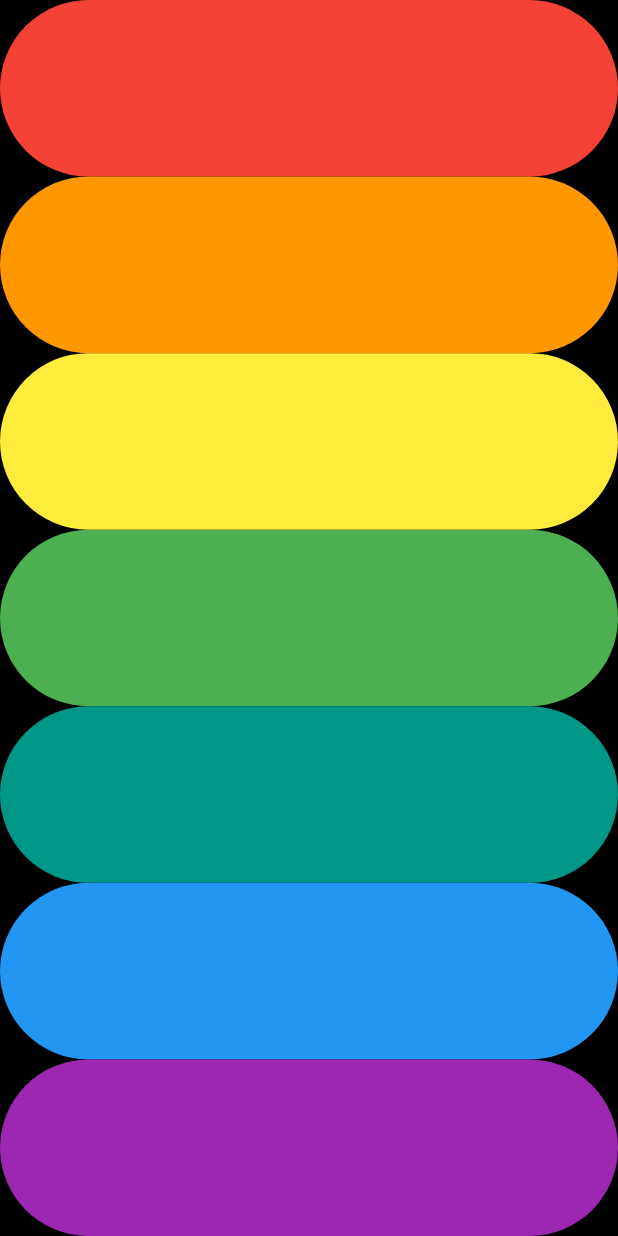
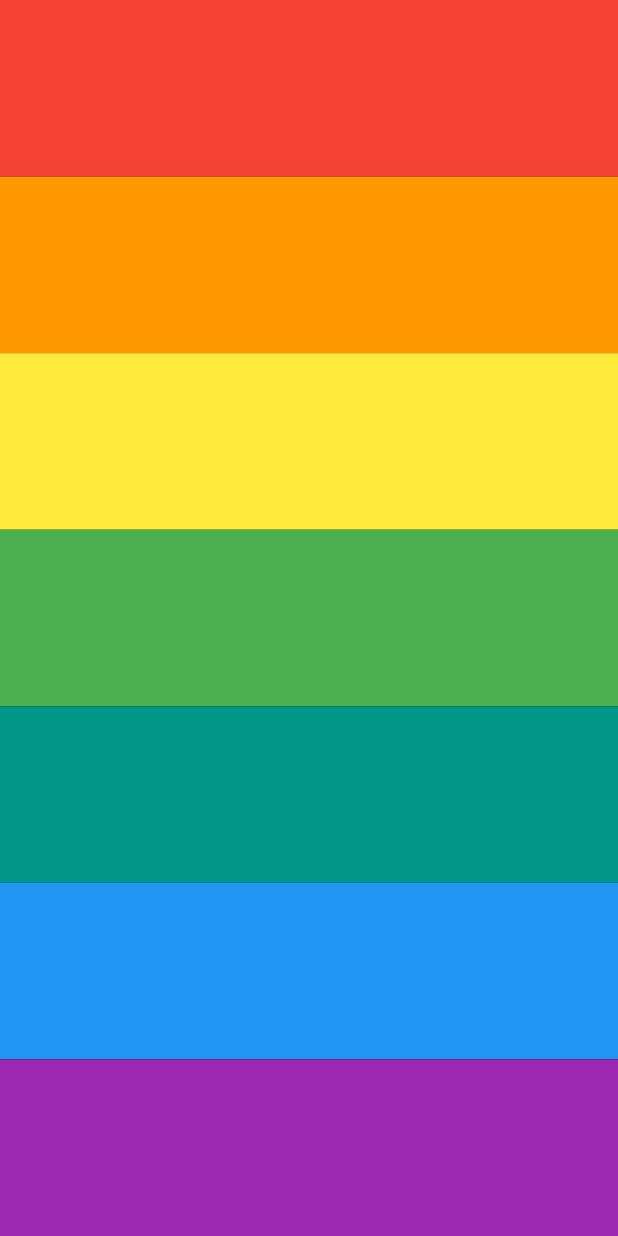
Before and after one commit to dawit2123/Flutter-Projects, a Flutter app: the screen it shows after launch, on a phone screen of 412 x 824 dp. Run offline on Flutter 3.47's test engine with Material 3 defaults, Android fonts, the phone set to English and light mode, and no system bars; our stand-ins replace audioplayers; missing offline and left inert: dart:html.

Commit message:
border radius set to zero

```diff
--- a/xylophone/lib/main.dart
+++ b/xylophone/lib/main.dart
@@ -15,6 +15,8 @@ class XylophoneApp extends StatelessWidget {
     return Expanded(
       child: TextButton(
         style: ButtonStyle(
+          shape: MaterialStateProperty.all(
+              RoundedRectangleBorder(borderRadius: BorderRadius.zero)),
           backgroundColor: MaterialStateProperty.all<Color>(color),
         ),
         onPressed: () {
```
